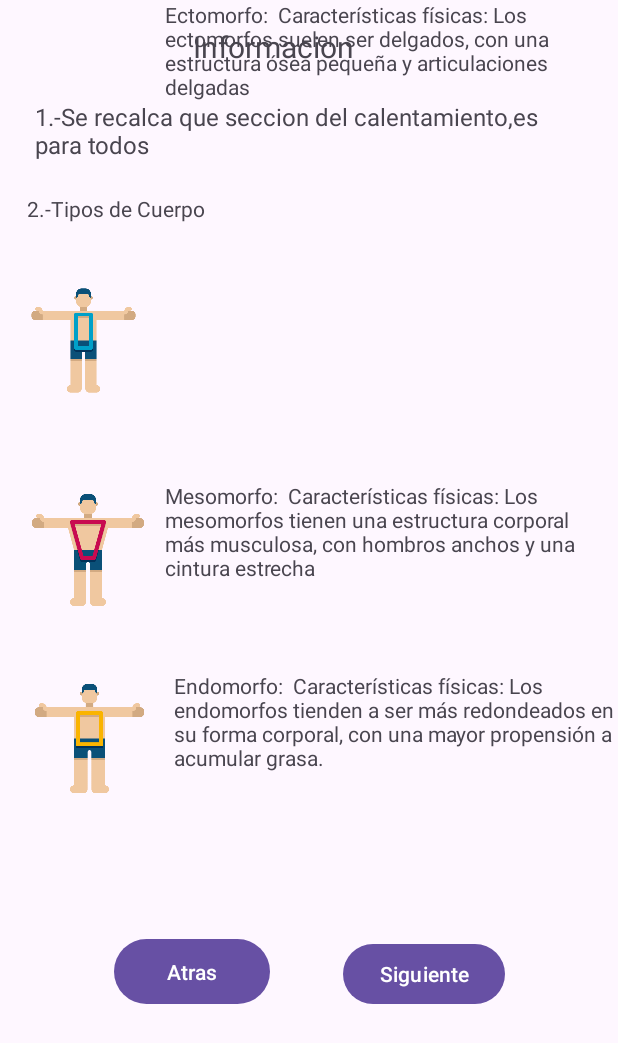
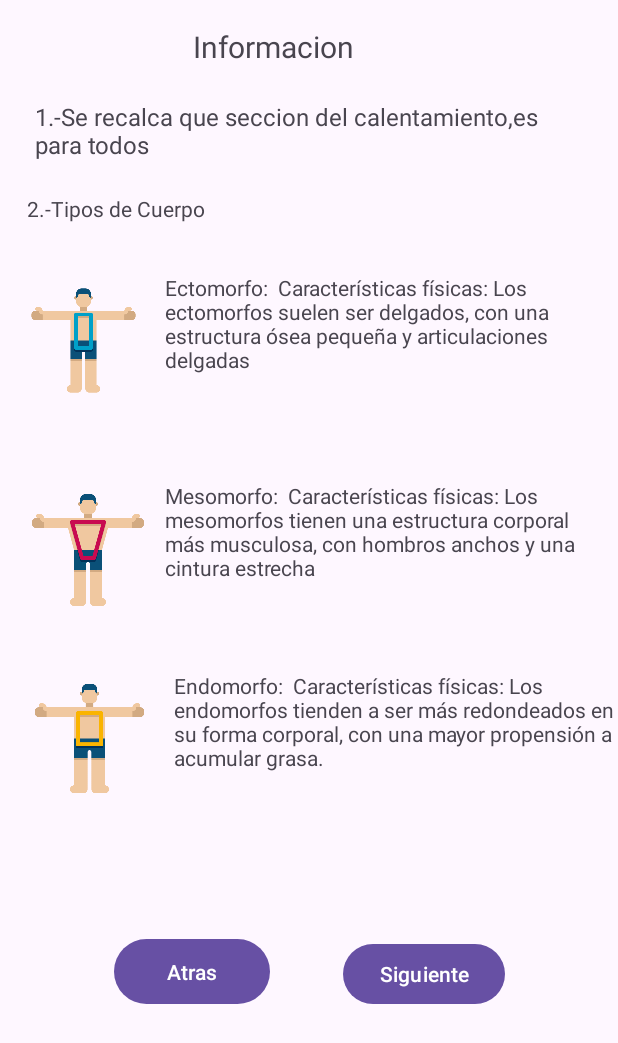
Before and after one commit to k33v11n/AplicacionJetlack2.0.0.1, an Android app: the informacion screen opened directly, with no data from a screen before it, on a phone screen of 412 x 824 dp. Shown: the top 1043 px of the screen. Run offline under Robolectric (Android 15) with nearby library versions, the phone set to English and light mode, and no system bars.

Commit message:
Version 4

```diff
--- a/app/src/main/res/layout/activity_informacion.xml
+++ b/app/src/main/res/layout/activity_informacion.xml
@@ -85,10 +85,12 @@
         android:layout_width="298dp"
         android:layout_height="90dp"
         android:text="Ectomorfo:  Características físicas: Los ectomorfos suelen ser delgados, con una estructura ósea pequeña y articulaciones delgadas"
+        app:layout_constraintBottom_toBottomOf="parent"
         app:layout_constraintEnd_toEndOf="parent"
         app:layout_constraintHorizontal_bias="0.964"
         app:layout_constraintStart_toStartOf="parent"
-        tools:layout_editor_absoluteY="159dp" />
+        app:layout_constraintTop_toTopOf="parent"
+        app:layout_constraintVertical_bias="0.248" />
 
     <TextView
         android:id="@+id/textView10"
```
